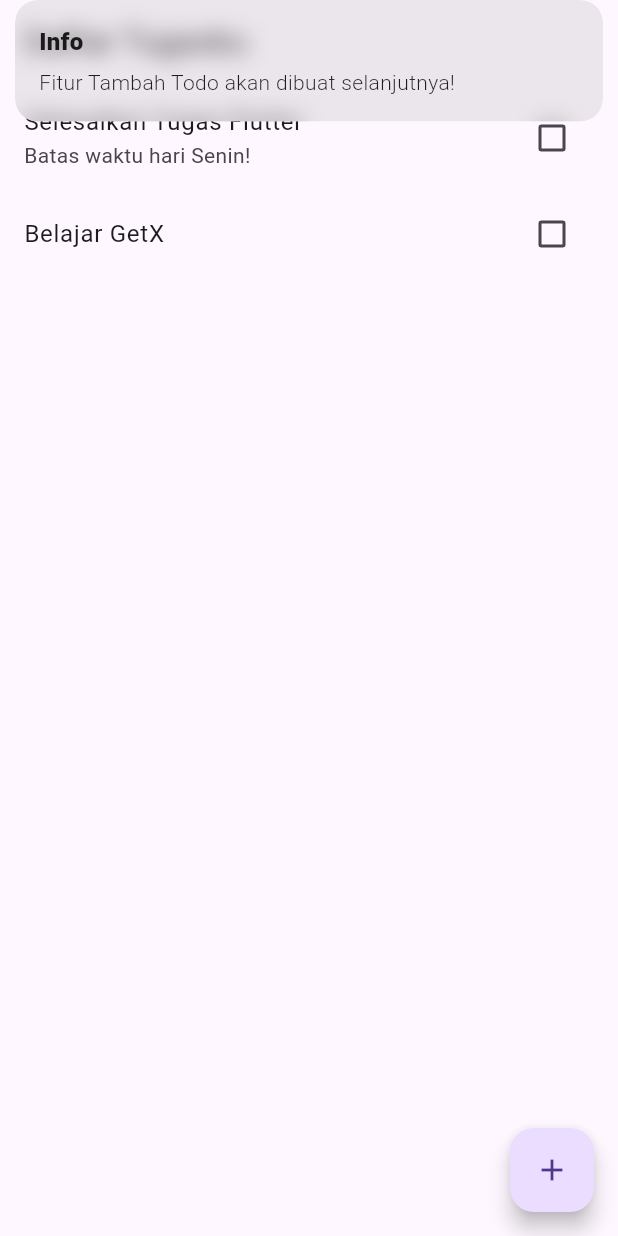
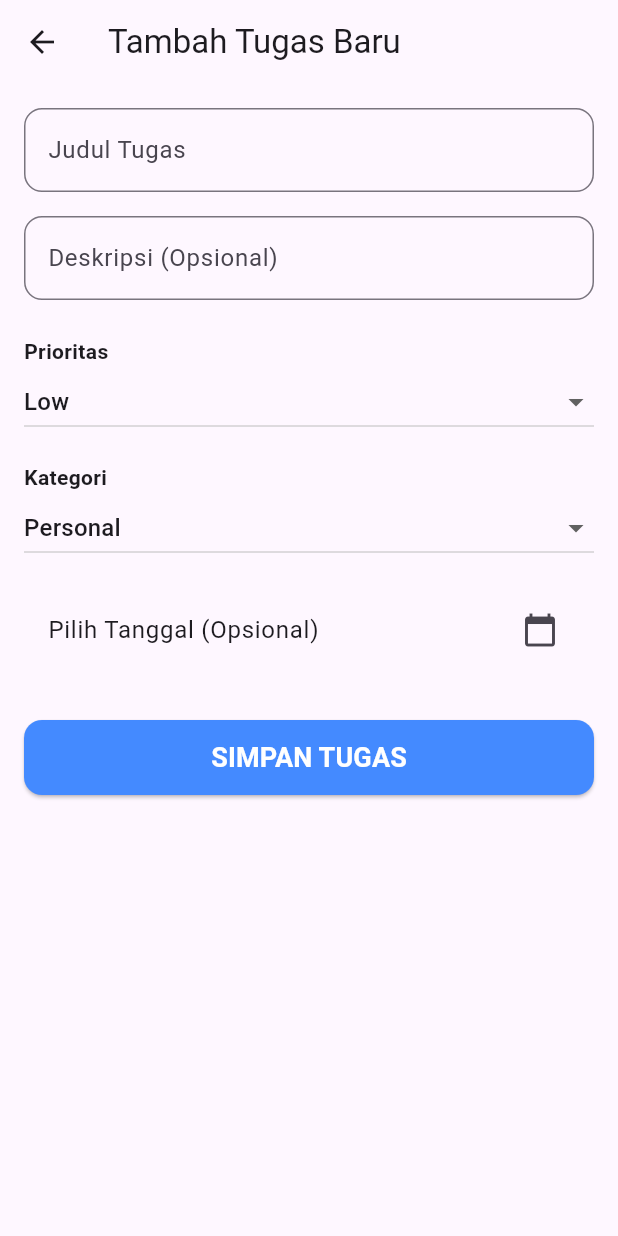
Before and after one commit to RakhaNoor01/todo-flutter-32, a Flutter app: the HomePage screen opened by its route, after a tap on the "add" icon, on a phone screen of 412 x 824 dp. Run offline on Flutter 3.47's test engine with Material 3 defaults, Android fonts, the phone set to English and light mode, and no system bars; our stand-ins replace get.

Commit message:
feat- add todo & edit todo

```diff
--- /dev/null
+++ b/lib/bindings/add_todo_binding.dart
@@ -0,0 +1,10 @@
+// lib/bindings/add_todo_binding.dart
+import 'package:get/get.dart';
+import 'package:todo_project/controllers/add_todo_controller.dart';
+
+class AddTodoBinding extends Bindings {
+  @override
+  void dependencies() {
+    Get.lazyPut<AddTodoController>(() => AddTodoController());
+  }
+}
--- /dev/null
+++ b/lib/controllers/add_todo_controller.dart
@@ -0,0 +1,35 @@
+// lib/controllers/add_todo_controller.dart
+import 'package:flutter/material.dart';
+import 'package:get/get.dart';
+import 'package:todo_project/controllers/home_controller.dart';
+import 'package:todo_project/models/todo_model.dart';
+
+class AddTodoController extends GetxController {
+  final titleController = TextEditingController();
+  final descriptionController = TextEditingController();
+
+  // State untuk dropdown dan date picker
+  var selectedPriority = Priority.Low.obs;
+  var selectedCategory = Category.Personal.obs;
+  var selectedDate = Rxn<DateTime>(); // Rxn agar bisa bernilai null
+
+  final HomeController _homeController = Get.find();
+
+  void addTodo() {
+    if (titleController.text.isEmpty) {
+      Get.snackbar('Error', 'Judul tidak boleh kosong');
+      return;
+    }
+
+    final newTodo = Todo(
+      title: titleController.text,
+      description: descriptionController.text,
+      priority: selectedPriority.value,
+      category: selectedCategory.value,
+      dueDate: selectedDate.value,
+    );
+
+    _homeController.addTodo(newTodo); // Kirim todo baru ke HomeController
+    Get.back(); // Kembali ke halaman sebelumnya (Home)
+  }
+}
--- a/lib/models/todo_model.dart
+++ b/lib/models/todo_model.dart
@@ -1,14 +1,26 @@
 // lib/models/todo_model.dart
 import 'package:get/get.dart';
 
+// Menambahkan Enum untuk pilihan yang pasti, ini lebih aman dari string biasa
+enum Priority { Low, Important, Urgent }
+enum Category { Personal, Keluarga, Pekerjaan, Sekolah }
+
 class Todo {
   String title;
-  String? description; // Tanda tanya (?) berarti deskripsi boleh kosong
-  RxBool isDone; // RxBool adalah tipe data reaktif dari GetX
+  String? description;
+  RxBool isDone;
+
+  // --- PROPERTI BARU ---
+  Priority priority;
+  Category category;
+  DateTime? dueDate; // Tanggal boleh kosong
 
   Todo({
     required this.title,
     this.description,
-    bool isDone = false, // Nilai defaultnya false
+    bool isDone = false,
+    this.priority = Priority.Low,
+    this.category = Category.Personal,
+    this.dueDate,
   }) : this.isDone = isDone.obs;
 }
--- /dev/null
+++ b/lib/pages/add_todo_page.dart
@@ -0,0 +1,68 @@
+// lib/pages/add_todo/add_todo_page.dart
+import 'package:flutter/material.dart';
+import 'package:get/get.dart';
+import 'package:todo_project/controllers/add_todo_controller.dart';
+import 'package:todo_project/models/todo_model.dart';
+import 'package:todo_project/widgets/primary_button.dart';
+import 'package:todo_project/widgets/custom_textfield.dart';
+
+class AddTodoPage extends GetView<AddTodoController> {
+  @override
+  Widget build(BuildContext context) {
+    return Scaffold(
+      appBar: AppBar(title: Text('Tambah Tugas Baru')),
+      body: SingleChildScrollView(
+        padding: EdgeInsets.all(16),
+        child: Column(
+          crossAxisAlignment: CrossAxisAlignment.start,
+          children: [
+            CustomTextField(controller: controller.titleController, hintText: 'Judul Tugas'),
+            SizedBox(height: 16),
+            CustomTextField(controller: controller.descriptionController, hintText: 'Deskripsi (Opsional)'),
+            SizedBox(height: 24),
+
+            Text('Prioritas', style: TextStyle(fontWeight: FontWeight.bold)),
+            Obx(() => DropdownButton<Priority>(
+                  value: controller.selectedPriority.value,
+                  isExpanded: true,
+                  items: Priority.values.map((p) => DropdownMenuItem(value: p, child: Text(p.name))).toList(),
+                  onChanged: (val) => controller.selectedPriority.value = val!,
+                )),
+            SizedBox(height: 16),
+
+            Text('Kategori', style: TextStyle(fontWeight: FontWeight.bold)),
+            Obx(() => DropdownButton<Category>(
+                  value: controller.selectedCategory.value,
+                  isExpanded: true,
+                  items: Category.values.map((c) => DropdownMenuItem(value: c, child: Text(c.name))).toList(),
+                  onChanged: (val) => controller.selectedCategory.value = val!,
+                )),
+            SizedBox(height: 16),
+
+            // Date Picker
+            Obx(() => ListTile(
+                  title: Text(controller.selectedDate.value == null
+                      ? 'Pilih Tanggal (Opsional)'
+                      : 'Tenggat: ${controller.selectedDate.value!.day}/${controller.selectedDate.value!.month}/${controller.selectedDate.value!.year}'),
+                  trailing: Icon(Icons.calendar_today),
+                  onTap: () async {
+                    DateTime? picked = await showDatePicker(
+                      context: context,
+                      initialDate: DateTime.now(),
+                      firstDate: DateTime.now(),
+                      lastDate: DateTime(2100),
+                    );
+                    if (picked != null) {
+                      controller.selectedDate.value = picked;
+                    }
+                  },
+                )),
+            SizedBox(height: 32),
+
+            PrimaryButton(text: 'SIMPAN TUGAS', onPressed: () => controller.addTodo()),
+          ],
+        ),
+      ),
+    );
+  }
+}
--- a/lib/pages/home_page.dart
+++ b/lib/pages/home_page.dart
@@ -3,6 +3,7 @@
 import 'package:flutter/material.dart';
 import 'package:get/get.dart';
 import 'package:todo_project/controllers/home_controller.dart';
+import 'package:todo_project/routes/app_routes.dart';
 
 class HomePage extends GetView<HomeController> {
   @override
@@ -45,7 +46,7 @@ class HomePage extends GetView<HomeController> {
       floatingActionButton: FloatingActionButton(
         child: Icon(Icons.add),
         onPressed: () {
-          Get.snackbar('Info', 'Fitur Tambah Todo akan dibuat selanjutnya!');
+          Get.toNamed(Routes.addTodo);
         },
       ),
     );
--- a/lib/routes/app_pages.dart
+++ b/lib/routes/app_pages.dart
@@ -9,6 +9,9 @@ import '../bindings/home_binding.dart';
 
 import '../pages/dashboard_page.dart';
 import '../bindings/dashboard_binding.dart';
+
+import '../pages/add_todo_page.dart';
+import '../bindings/add_todo_binding.dart';
 
 import 'app_routes.dart';
 
@@ -33,5 +36,11 @@ class AppPages {
       page: () => DashboardPage(),
       binding: DashboardBinding(),
     ),
+
+    GetPage(
+      name: Routes.addTodo,
+      page: () => AddTodoPage(),
+      binding: AddTodoBinding(),
+    ),
   ];
 }
--- a/lib/routes/app_routes.dart
+++ b/lib/routes/app_routes.dart
@@ -7,6 +7,6 @@ class Routes {
   static const history = '/history';
   static const profile = '/profile';
 
-  static const addTodo = '/add-todo';
-  static const editTodo = '/edit-todo';
+  static const addTodo = '/add_todo';
+  static const editTodo = '/edit_todo';
 }
```
Also changed, not shown: lib/bindings/edit_todo_binding.dart (added, +10 -0 lines), lib/controllers/edit_todo_controller.dart (added, +50 -0 lines), lib/controllers/home_controller.dart (+12 -0 lines), lib/pages/edit_todo_page.dart (added, +67 -0 lines), lib/pages/profile_page.dart (+49 -2 lines).
